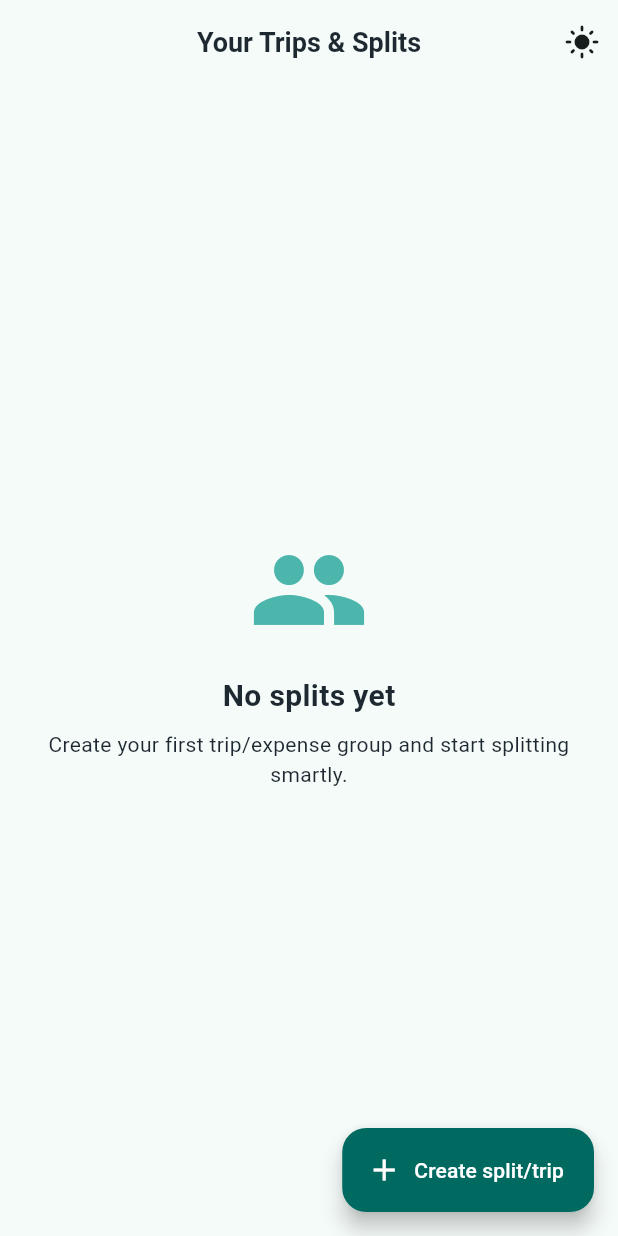
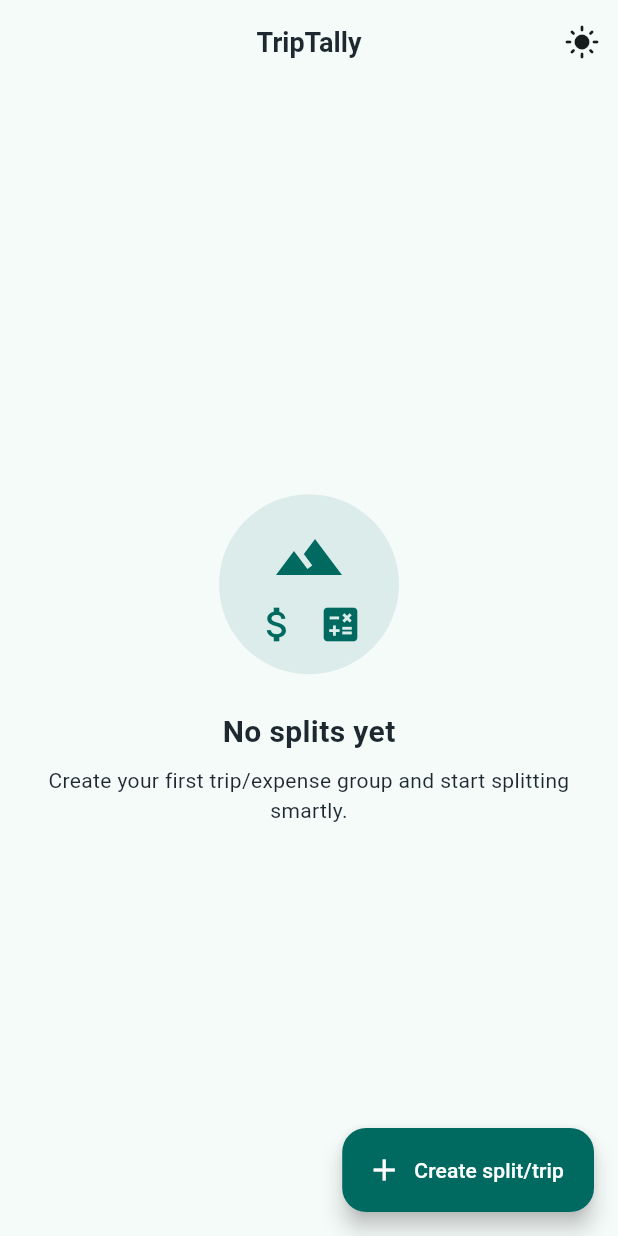
Before and after one commit to harsh-kakadiya1/splitter-app, a Flutter app: the screen it shows after launch, on a phone screen of 412 x 824 dp. Run offline on Flutter 3.47's test engine with Material 3 defaults, Android fonts, the phone set to English and light mode, and no system bars; our stand-ins replace shared_preferences.

Commit message:
Update pubspec.yaml to include flutter_launcher_icons for app icon configuration. Add TripTallyLogo widget to main.dart for branding, and update HomeScreen to display the logo. Update pubspec.lock with new dependencies including archive, args, checked_yaml, cli_util, crypto, image, json_annotation, petitparser, posix, typed_data, xml, and yaml.

```diff
--- a/lib/main.dart
+++ b/lib/main.dart
@@ -324,6 +324,61 @@ final _storage = StorageService();
 
 String _generateId() => DateTime.now().microsecondsSinceEpoch.toString();
 
+// LOGO WIDGET
+
+class TripTallyLogo extends StatelessWidget {
+  final double size;
+  final Color? color;
+
+  const TripTallyLogo({super.key, this.size = 120, this.color});
+
+  @override
+  Widget build(BuildContext context) {
+    final primaryColor = color ?? Theme.of(context).primaryColor;
+
+    return SizedBox(
+      width: size,
+      height: size,
+      child: Stack(
+        alignment: Alignment.center,
+        children: [
+          // Background circle
+          Container(
+            width: size,
+            height: size,
+            decoration: BoxDecoration(
+              color: primaryColor.withOpacity(0.1),
+              shape: BoxShape.circle,
+            ),
+          ),
+          // Icons in a creative layout
+          Column(
+            mainAxisAlignment: MainAxisAlignment.center,
+            children: [
+              // Mountains icon at top
+              Icon(Icons.landscape, size: size * 0.4, color: primaryColor),
+              SizedBox(height: size * 0.05),
+              // Money and Calculator icons side by side
+              Row(
+                mainAxisAlignment: MainAxisAlignment.center,
+                children: [
+                  Icon(
+                    Icons.attach_money,
+                    size: size * 0.25,
+                    color: primaryColor,
+                  ),
+                  SizedBox(width: size * 0.1),
+                  Icon(Icons.calculate, size: size * 0.25, color: primaryColor),
+                ],
+              ),
+            ],
+          ),
+        ],
+      ),
+    );
+  }
+}
+
 // HOME SCREEN
 
 class HomeScreen extends StatefulWidget {
@@ -366,7 +421,7 @@ class _HomeScreenState extends State<HomeScreen> {
   Widget build(BuildContext context) {
     return Scaffold(
       appBar: AppBar(
-        title: const Text('Your Trips & Splits'),
+        title: const Text('TripTally'),
         centerTitle: true,
         actions: [
           IconButton(
@@ -428,8 +483,8 @@ class _HomeScreenState extends State<HomeScreen> {
                 child: Column(
                   mainAxisSize: MainAxisSize.min,
                   children: [
-                    Icon(Icons.group, size: 80, color: Colors.teal.shade300),
-                    const SizedBox(height: 16),
+                    const TripTallyLogo(size: 120),
+                    const SizedBox(height: 24),
                     const Text(
                       'No splits yet',
                       style: TextStyle(
```
Also changed, not shown: pubspec.yaml (+9 -0 lines), assets/icon/app_icon.png (added), assets/icon/app_icon_foreground.png (added), pubspec.lock, 48 other files.
